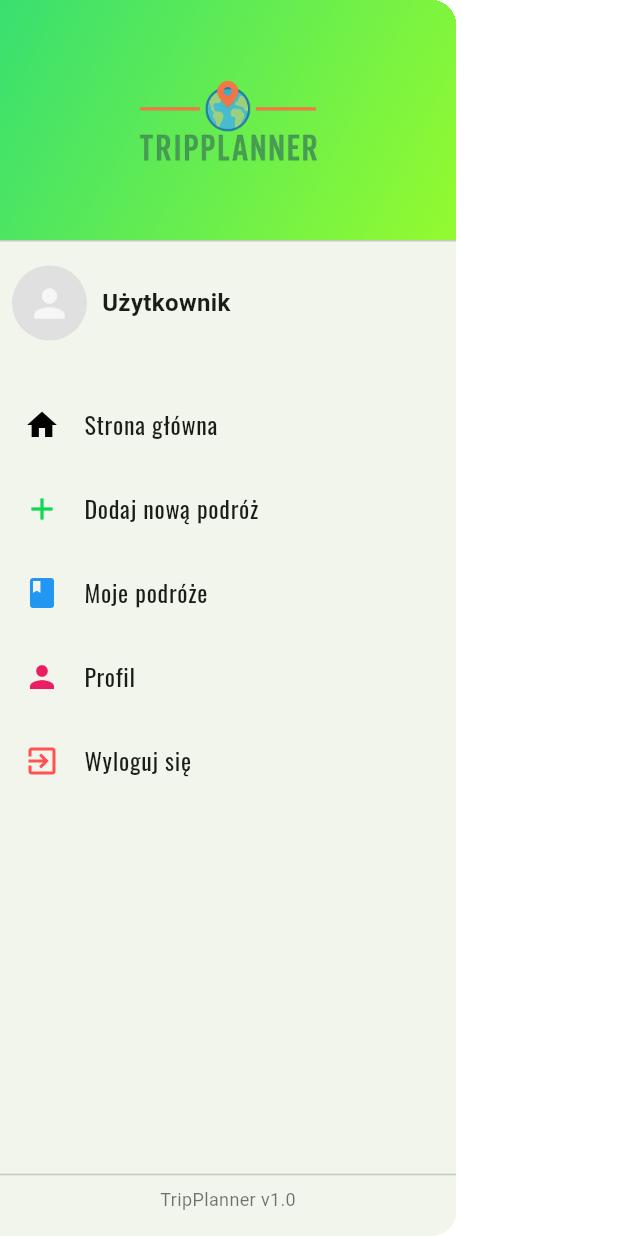
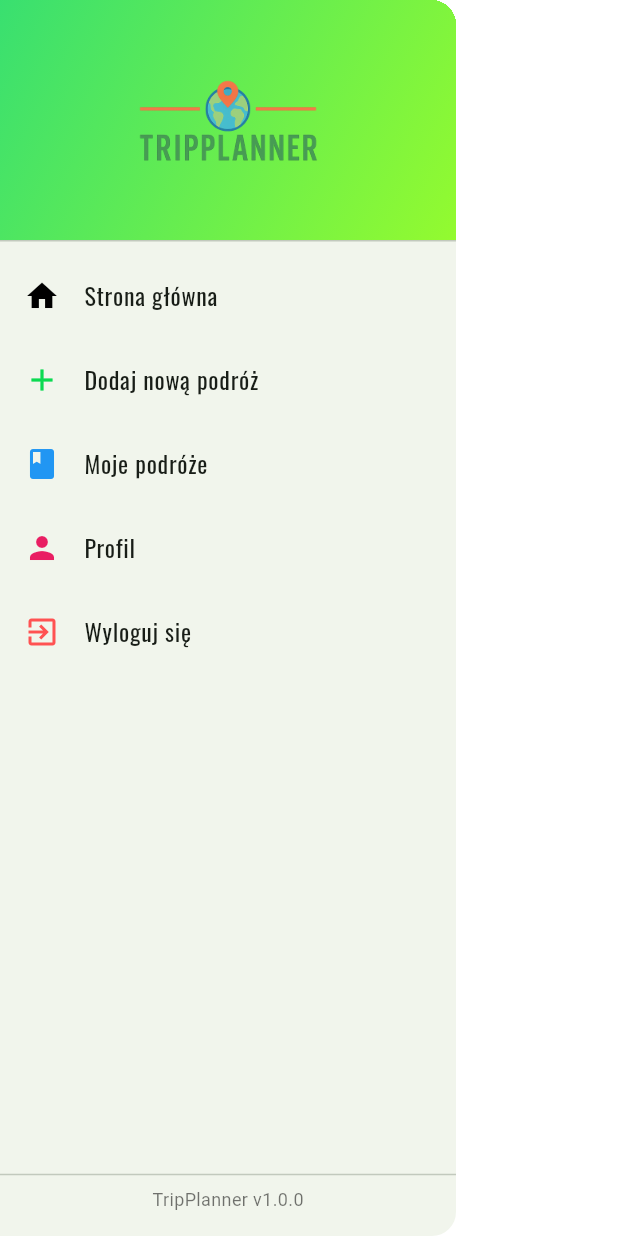
Before and after one commit to Dylo98/trip_planner, a Flutter app: the AppDrawer widget shown alone on an empty page, opened directly, on a phone screen of 412 x 824 dp. Run offline on Flutter 3.47's test engine with Material 3 defaults, Android fonts, the phone set to English and light mode, and no system bars; our stand-ins replace animated_text_kit, carousel_slider, cloud_firestore, firebase_auth, firebase_core, firebase_storage and 10 more; accounts and stored records are empty.

Commit message:
Refactoirng app_drawer

```diff
--- /dev/null
+++ b/lib/core/utils/user_utils.dart
@@ -0,0 +1,12 @@
+import 'package:firebase_auth/firebase_auth.dart';
+
+String deriveName(User? user) {
+  if (user?.displayName != null && user!.displayName!.trim().isNotEmpty) {
+    return user.displayName!.trim();
+  }
+  final email = user?.email;
+  if (email != null && email.contains('@')) {
+    return email.split('@').first;
+  }
+  return 'Użytkownik';
+}
--- a/lib/core/widgets/drawer/app_drawer.dart
+++ b/lib/core/widgets/drawer/app_drawer.dart
@@ -1,157 +1,73 @@
 import 'package:flutter/material.dart';
 import 'package:flutter_riverpod/flutter_riverpod.dart';
-
-// FIREBASE //
-import 'package:firebase_auth/firebase_auth.dart';
-import 'package:go_router/go_router.dart';
-
-// NAVIGATION //
-
-// THEME //
 import 'package:trip_planner/core/theme/colors.dart';
-
-// USER //
-import 'package:trip_planner/features/auth/controller/user_provider.dart';
+import 'package:trip_planner/core/widgets/drawer/drawer_logout_item.dart';
+import 'package:trip_planner/core/widgets/drawer/drawer_menu_item.dart';
 
 class AppDrawer extends ConsumerWidget {
   const AppDrawer({super.key});
 
-  String _deriveName(User? user) {
-    if (user?.displayName != null && user!.displayName!.trim().isNotEmpty) {
-      return user.displayName!.trim();
-    }
-    final email = user?.email;
-    if (email != null && email.contains('@')) {
-      return email.split('@').first;
-    }
-    return 'Użytkownik';
+  @override
+  Widget build(BuildContext context, WidgetRef ref) {
+    return Drawer(
+        child: Column(
+      children: [
+        _buildHeader(),
+        Expanded(child: _buildMenuItems()),
+        _buildFooter(),
+      ],
+    ));
   }
 
-  @override
-  Widget build(BuildContext context, WidgetRef ref) {
-    final authUser = FirebaseAuth.instance.currentUser;
-    final uid = authUser?.uid;
-    final meAsync = ref.watch(meProvider);
-
-    return Drawer(
-      child: Column(
-        children: <Widget>[
-          DrawerHeader(
-            decoration: BoxDecoration(gradient: AppColors.primaryGradient),
-            child: Center(child: Image.asset("assets/images/logo.png")),
-          ),
-          if (uid != null)
-            meAsync.when(
-              data: (me) {
-                final name = (me?.name?.isNotEmpty == true)
-                    ? me!.name!
-                    : _deriveName(authUser);
-
-                final avatarUrl = (me?.avatar?.isNotEmpty == true)
-                    ? me!.avatar!
-                    : (authUser?.photoURL ?? '');
-
-                final hasAvatar = avatarUrl.isNotEmpty;
-
-                return Padding(
-                  padding: const EdgeInsets.all(8.0),
-                  child: Row(
-                    children: [
-                      CircleAvatar(
-                        radius: 25,
-                        backgroundColor: Colors.grey.shade300,
-                        backgroundImage:
-                            hasAvatar ? NetworkImage(avatarUrl) : null,
-                        child: hasAvatar
-                            ? null
-                            : const Icon(
-                                Icons.person,
-                                color: Colors.white70,
-                                size: 30,
-                              ),
-                      ),
-                      const SizedBox(width: 10),
-                      Column(
-                        crossAxisAlignment: CrossAxisAlignment.start,
-                        children: [
-                          Text(
-                            name,
-                            style: const TextStyle(
-                              fontWeight: FontWeight.w600,
-                              fontSize: 16,
-                            ),
-                          ),
-                        ],
-                      ),
-                    ],
-                  ),
-                );
-              },
-              loading: () => const Padding(
-                padding: EdgeInsets.all(16),
-                child: SizedBox(
-                  height: 24,
-                  width: 24,
-                  child: CircularProgressIndicator(strokeWidth: 2),
-                ),
-              ),
-              error: (_, __) => const ListTile(
-                leading: Icon(Icons.person_outline),
-                title: Text('Profil'),
-                subtitle: Text('Błąd wczytywania'),
-              ),
-            )
-          else
-            const ListTile(
-              leading: Icon(Icons.person_outline),
-              title: Text('Nie zalogowano'),
-              subtitle: Text('Zaloguj się, aby zobaczyć profil'),
-            ),
-          const SizedBox(height: 20),
-          Expanded(
-            child: ListView(
-              children: [
-                ListTile(
-                  leading: const Icon(Icons.home, color: Colors.black),
-                  title: const Text('Strona główna'),
-                  onTap: () => context.push('/'),
-                ),
-                ListTile(
-                  leading: const Icon(Icons.add, color: AppColors.primary),
-                  title: const Text('Dodaj nową podróż'),
-                  onTap: () => context.push('/add-trip'),
-                ),
-                ListTile(
-                  leading: const Icon(Icons.book, color: Colors.blue),
-                  title: const Text('Moje podróże'),
-                  onTap: () => context.push('/my-trips'),
-                ),
-                ListTile(
-                  leading: const Icon(Icons.person, color: Colors.pink),
-                  title: const Text('Profil'),
-                  onTap: () => context.push('/profile'),
-                ),
-                ListTile(
-                  leading: const Icon(Icons.exit_to_app, color: AppColors.red),
-                  title: const Text('Wyloguj się'),
-                  onTap: () async {
-                    Navigator.of(context).pop();
-                    await FirebaseAuth.instance.signOut();
-                  },
-                ),
-              ],
-            ),
-          ),
-          const Divider(),
-          const Padding(
-            padding: EdgeInsets.only(bottom: 16),
-            child: Text(
-              'TripPlanner v1.0',
-              style: TextStyle(fontSize: 12, color: Colors.black54),
-            ),
-          ),
-        ],
+  Widget _buildHeader() {
+    return DrawerHeader(
+      decoration: BoxDecoration(gradient: AppColors.primaryGradient),
+      child: Center(
+        child: Image.asset("assets/images/logo.png"),
       ),
     );
   }
+
+  Widget _buildMenuItems() {
+    return ListView(
+      children: const [
+        DrawerMenuItem(
+            icon: Icons.home,
+            iconColor: Colors.black,
+            title: 'Strona główna',
+            route: '/'),
+        DrawerMenuItem(
+            icon: Icons.add,
+            iconColor: AppColors.primary,
+            title: 'Dodaj nową podróż',
+            route: '/add-trip'),
+        DrawerMenuItem(
+            icon: Icons.book,
+            iconColor: Colors.blue,
+            title: 'Moje podróże',
+            route: '/my-trips'),
+        DrawerMenuItem(
+            icon: Icons.person,
+            iconColor: Colors.pink,
+            title: 'Profil',
+            route: '/profile'),
+        DrawerLogoutItem(),
+      ],
+    );
+  }
+
+  Widget _buildFooter() {
+    return const Column(
+      mainAxisSize: MainAxisSize.min,
+      children: [
+        Divider(),
+        Padding(
+            padding: EdgeInsets.only(bottom: 16),
+            child: Text(
+              'TripPlanner v1.0.0',
+              style: TextStyle(fontSize: 12, color: Colors.black54),
+            )),
+      ],
+    );
+  }
 }
--- /dev/null
+++ b/lib/core/widgets/drawer/drawer_logout_item.dart
@@ -0,0 +1,22 @@
+import 'package:firebase_auth/firebase_auth.dart';
+import 'package:flutter/material.dart';
+import 'package:flutter_riverpod/flutter_riverpod.dart';
+import 'package:trip_planner/core/theme/colors.dart';
+
+class DrawerLogoutItem extends ConsumerWidget {
+  const DrawerLogoutItem({super.key});
+
+  @override
+  Widget build(BuildContext context, WidgetRef ref) {
+    return ListTile(
+      leading: const Icon(Icons.exit_to_app, color: AppColors.red),
+      title: const Text('Wyloguj się'),
+      onTap: () => _handleLogout(context),
+    );
+  }
+
+  Future<void> _handleLogout(BuildContext context) async {
+    Navigator.of(context).pop();
+    await FirebaseAuth.instance.signOut();
+  }
+}
--- /dev/null
+++ b/lib/core/widgets/drawer/drawer_menu_item.dart
@@ -0,0 +1,26 @@
+import 'package:flutter/material.dart';
+import 'package:go_router/go_router.dart';
+
+class DrawerMenuItem extends StatelessWidget {
+  final IconData icon;
+  final Color iconColor;
+  final String title;
+  final String route;
+
+  const DrawerMenuItem({
+    super.key,
+    required this.icon,
+    required this.iconColor,
+    required this.title,
+    required this.route,
+  });
+
+  @override
+  Widget build(BuildContext context) {
+    return ListTile(
+      leading: Icon(icon, color: iconColor),
+      title: Text(title),
+      onTap: () => context.push(route),
+    );
+  }
+}
```
